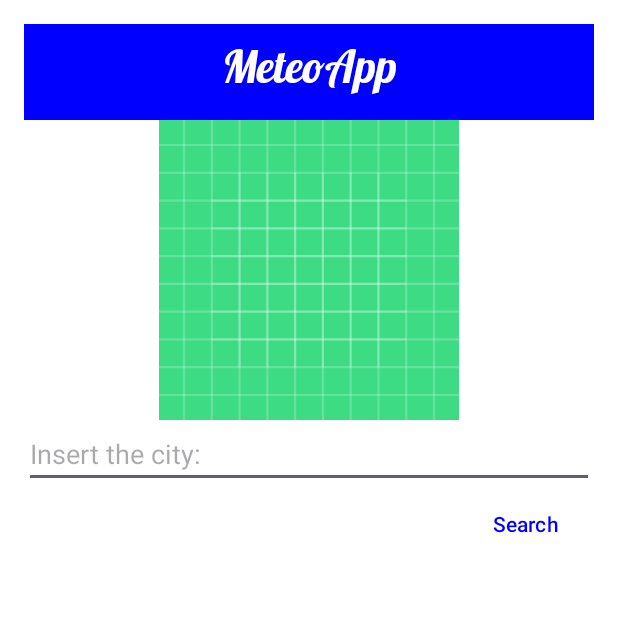
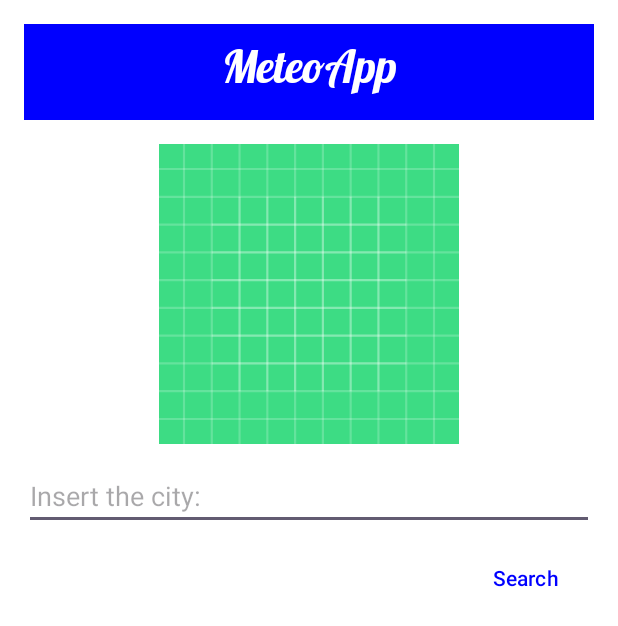
Before and after one commit to giuliavanni/Mobile-25-MeteoApp, an Android app: the layout activity_main.xml on its own in the app's theme, with its tools: preview values and no code run, on a phone screen of 412 x 824 dp. Shown: the top 626 px of the screen. Run offline under Robolectric (Android 15) with nearby library versions, the phone set to English and light mode, and no system bars.

Commit message:
Fix layout without ScrollView using LinearLayout

```diff
--- a/ui/src/main/res/layout/activity_main.xml
+++ b/ui/src/main/res/layout/activity_main.xml
@@ -1,23 +1,8 @@
-<?xml version="1.0" encoding="utf-8"?>
-
-<androidx.constraintlayout.widget.ConstraintLayout
+<LinearLayout
     xmlns:android="http://schemas.android.com/apk/res/android"
-    xmlns:app="http://schemas.android.com/apk/res-auto"
-    android:layout_width="match_parent"
-    android:layout_height="match_parent">
-
-    <ScrollView
-        android:id="@+id/mainScrollView"
-        android:layout_width="match_parent"
-        android:layout_height="0dp"
-        android:fillViewport="true"
-        app:layout_constraintTop_toTopOf="parent"
-        app:layout_constraintBottom_toTopOf="@id/savedCitiesRecyclerView">
-
-        <LinearLayout
     android:orientation="vertical"
     android:layout_width="match_parent"
-            android:layout_height="wrap_content"
+    android:layout_height="match_parent"
     android:padding="16dp">
 
     <androidx.appcompat.widget.Toolbar
@@ -45,7 +30,8 @@
         android:layout_height="200dp"
         android:layout_gravity="center"
         android:scaleType="fitCenter"
-                android:src="@drawable/ic_launcher_background"/>
+        android:src="@drawable/ic_launcher_background"
+        android:layout_marginTop="16dp" />
 
     <TextView
         android:id="@+id/textCityName"
@@ -55,7 +41,8 @@
         android:textSize="@dimen/txt_size_title"
         android:textStyle="bold"
         android:visibility="gone"
-                android:layout_gravity="center"/>
+        android:layout_gravity="center"
+        android:layout_marginTop="12dp" />
 
     <TextView
         android:id="@+id/textTemperature"
@@ -65,7 +52,8 @@
         android:textSize="@dimen/txt_size_xlarge"
         android:textColor="?android:textColorPrimary"
         android:visibility="gone"
-                android:layout_gravity="center"/>
+        android:layout_gravity="center"
+        android:layout_marginTop="8dp" />
 
     <TextView
         android:id="@+id/textDescription"
@@ -75,13 +63,15 @@
         android:textSize="@dimen/txt_size_large"
         android:textColor="?android:textColorPrimary"
         android:visibility="gone"
-                android:layout_gravity="center"/>
+        android:layout_gravity="center"
+        android:layout_marginTop="4dp" />
 
     <EditText
         android:id="@+id/cityEditText"
         android:hint="@string/city_insert"
         android:layout_width="match_parent"
-                android:layout_height="wrap_content"/>
+        android:layout_height="wrap_content"
+        android:layout_marginTop="12dp" />
 
     <Button
         android:id="@+id/searchButton"
@@ -90,17 +80,15 @@
         android:layout_height="wrap_content"
         android:background="?attr/selectableItemBackground"
         android:textColor="?attr/colorPrimary"
-                android:layout_gravity="end"/>
-        </LinearLayout>
-    </ScrollView>
+        android:layout_gravity="end"
+        android:layout_marginTop="8dp" />
 
+    <!-- RecyclerView che occupa tutto lo spazio rimanente e scrolla -->
     <androidx.recyclerview.widget.RecyclerView
         android:id="@+id/savedCitiesRecyclerView"
         android:layout_width="match_parent"
         android:layout_height="0dp"
-        android:layout_margin="8dp"
-        app:layout_constraintTop_toBottomOf="@id/mainScrollView"
-        app:layout_constraintBottom_toBottomOf="parent"
-        app:layout_constraintStart_toStartOf="parent"
-        app:layout_constraintEnd_toEndOf="parent"/>
-</androidx.constraintlayout.widget.ConstraintLayout>
+        android:layout_weight="1"
+        android:layout_marginTop="16dp" />
+
+</LinearLayout>
```
Lines whose indentation alone changed are shown as unchanged.
